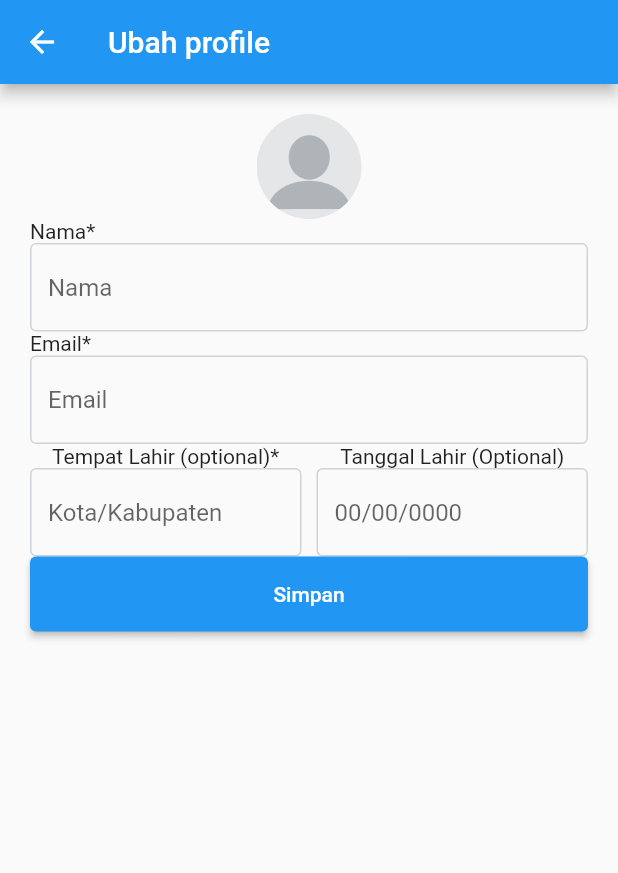
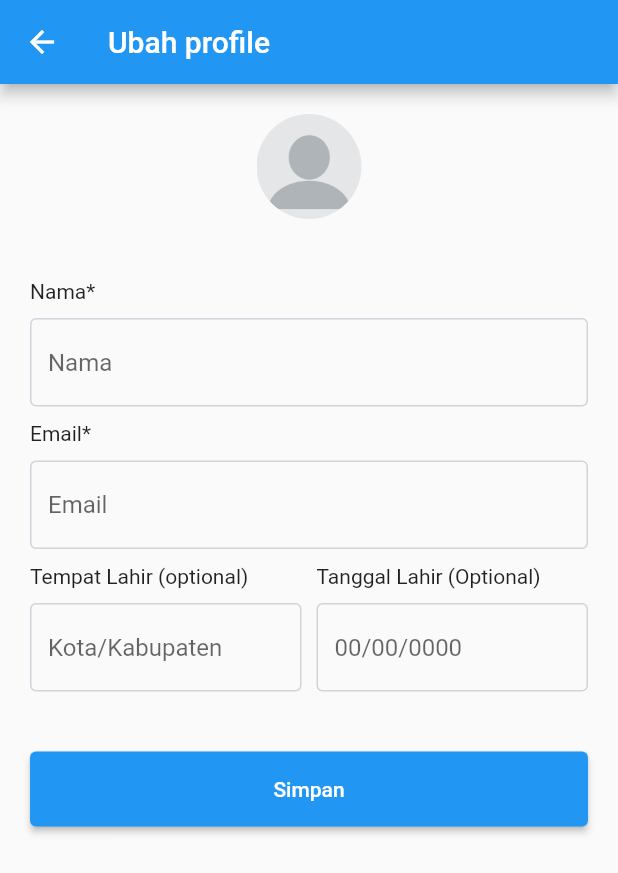
Before and after one commit to idwimeianto/utsapp, a Flutter app: the AccountEditScreen screen opened directly, on a phone screen of 412 x 824 dp. Shown: the top 873 px of the screen. Run offline on Flutter 3.47's test engine with Material 2 defaults, Android fonts, the phone set to English and light mode, and no system bars; our stand-ins replace font_awesome_flutter.

Commit message:
edit AccountEditScreen() style

```diff
--- a/lib/account/account_edit.dart
+++ b/lib/account/account_edit.dart
@@ -22,6 +22,7 @@ class AccountEditScreen extends StatelessWidget {
                   image: AssetImage('assets/blank-profile.png'),
                 ),
               ),
+              margin: EdgeInsets.only(bottom: 40),
             ),
             AccountEditForm(),
           ],
@@ -48,10 +49,15 @@ class _AccountEditFormState extends State<AccountEditForm> {
       child: Column(
         crossAxisAlignment: CrossAxisAlignment.start,
         children: [
-          Column(
+          Container(
+            margin: EdgeInsets.only(bottom: 10),
+            child: Column(
               crossAxisAlignment: CrossAxisAlignment.start,
               children: [
-              Text('Nama*'),
+                Container(
+                  margin: EdgeInsets.only(bottom: 10),
+                  child: Text('Nama*'),
+                ),
                 TextFormField(
                   decoration: InputDecoration(
                     enabledBorder: OutlineInputBorder(
@@ -65,10 +71,16 @@ class _AccountEditFormState extends State<AccountEditForm> {
                 ),
               ],
             ),
-          Column(
+          ),
+          Container(
+            margin: EdgeInsets.only(bottom: 10),
+            child: Column(
               crossAxisAlignment: CrossAxisAlignment.start,
               children: [
-              Text('Email*'),
+                Container(
+                  margin: EdgeInsets.only(bottom: 10),
+                  child: Text('Email*'),
+                ),
                 TextFormField(
                   decoration: InputDecoration(
                     enabledBorder: OutlineInputBorder(
@@ -82,12 +94,18 @@ class _AccountEditFormState extends State<AccountEditForm> {
                 ),
               ],
             ),
-          Row(
+          ),
+          Container(
+            child: Row(
               children: [
                 Expanded(
                   child: Column(
+                    crossAxisAlignment: CrossAxisAlignment.start,
                     children: [
-                    Text('Tempat Lahir (optional)*'),
+                      Container(
+                        margin: EdgeInsets.only(bottom: 10),
+                        child: Text('Tempat Lahir (optional)'),
+                      ),
                       TextFormField(
                         decoration: InputDecoration(
                           enabledBorder: OutlineInputBorder(
@@ -107,8 +125,12 @@ class _AccountEditFormState extends State<AccountEditForm> {
                 ),
                 Expanded(
                   child: Column(
+                    crossAxisAlignment: CrossAxisAlignment.start,
                     children: [
-                    Text('Tanggal Lahir (Optional)'),
+                      Container(
+                        margin: EdgeInsets.only(bottom: 10),
+                        child: Text('Tanggal Lahir (Optional)'),
+                      ),
                       TextFormField(
                         decoration: InputDecoration(
                           enabledBorder: OutlineInputBorder(
@@ -125,7 +147,10 @@ class _AccountEditFormState extends State<AccountEditForm> {
                 ),
               ],
             ),
-          ElevatedButton(
+          ),
+          Container(
+            margin: EdgeInsets.only(top: 40),
+            child: ElevatedButton(
               style: ElevatedButton.styleFrom(
                 minimumSize: const Size.fromHeight(50), // NEW
               ),
@@ -138,6 +163,7 @@ class _AccountEditFormState extends State<AccountEditForm> {
               },
               child: const Text('Simpan'),
             ),
+          ),
         ],
       ),
     );
```
Lines whose indentation alone changed are shown as unchanged.
